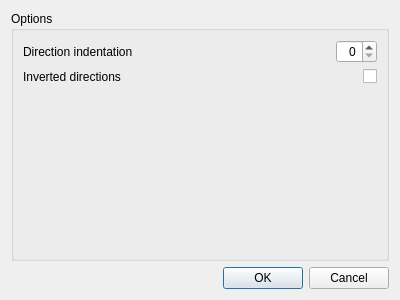
myshak/ss13recipemanager, file src/optionsdialog.ui: the form before one commit.
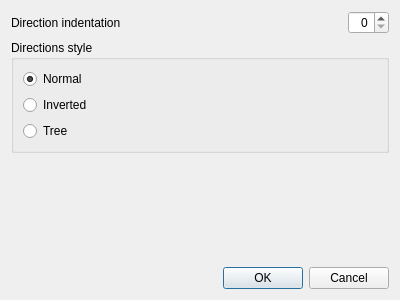
The form after the commit.

Commit message: Add tree style directions tab.

The edit to the form file:
```diff
--- a/src/optionsdialog.ui
+++ b/src/optionsdialog.ui
@@ -14,84 +14,69 @@
    <string>Options</string>
   </property>
   <layout class="QGridLayout" name="gridLayout">
-   <item row="0" column="0">
-    <widget class="QGroupBox" name="groupBox">
+   <item row="3" column="0">
+    <spacer name="verticalSpacer">
+     <property name="orientation">
+      <enum>Qt::Vertical</enum>
+     </property>
+     <property name="sizeHint" stdset="0">
+      <size>
+       <width>20</width>
+       <height>40</height>
+      </size>
+     </property>
+    </spacer>
+   </item>
+   <item row="2" column="0" colspan="2">
+    <widget class="QGroupBox" name="groupBox_2">
      <property name="title">
-      <string>Options</string>
+      <string>Directions style</string>
      </property>
-     <layout class="QGridLayout" name="gridLayout_2">
+     <layout class="QGridLayout" name="gridLayout_3">
       <item row="0" column="0">
-       <widget class="QLabel" name="label">
-        <property name="sizePolicy">
-         <sizepolicy hsizetype="MinimumExpanding" vsizetype="Preferred">
-          <horstretch>0</horstretch>
-          <verstretch>0</verstretch>
-         </sizepolicy>
-        </property>
+       <widget class="QRadioButton" name="style_normal">
         <property name="text">
-         <string>Direction indentation</string>
+         <string>Normal</string>
         </property>
-        <property name="buddy">
-         <cstring>indentation_level</cstring>
-        </property>
-       </widget>
-      </item>
-      <item row="0" column="1">
-       <widget class="QSpinBox" name="indentation_level">
-        <property name="sizePolicy">
-         <sizepolicy hsizetype="Preferred" vsizetype="Fixed">
-          <horstretch>0</horstretch>
-          <verstretch>0</verstretch>
-         </sizepolicy>
-        </property>
-        <property name="alignment">
-         <set>Qt::AlignRight|Qt::AlignTrailing|Qt::AlignVCenter</set>
+        <property name="checked">
+         <bool>true</bool>
         </property>
        </widget>
       </item>
       <item row="1" column="0">
-       <widget class="QLabel" name="label_2">
-        <property name="sizePolicy">
-         <sizepolicy hsizetype="MinimumExpanding" vsizetype="Preferred">
-          <horstretch>0</horstretch>
-          <verstretch>0</verstretch>
-         </sizepolicy>
-        </property>
+       <widget class="QRadioButton" name="style_inverted">
         <property name="text">
-         <string>Inverted directions</string>
+         <string>Inverted</string>
         </property>
         <property name="buddy">
          <cstring>inverted</cstring>
         </property>
        </widget>
       </item>
-      <item row="1" column="1">
-       <widget class="QCheckBox" name="inverted">
-        <property name="layoutDirection">
-         <enum>Qt::RightToLeft</enum>
-        </property>
+      <item row="2" column="0">
+       <widget class="QRadioButton" name="style_tree">
         <property name="text">
-         <string/>
+         <string>Tree</string>
         </property>
        </widget>
       </item>
-      <item row="2" column="0" colspan="2">
-       <spacer name="verticalSpacer">
-        <property name="orientation">
-         <enum>Qt::Vertical</enum>
-        </property>
-        <property name="sizeHint" stdset="0">
-         <size>
-          <width>20</width>
-          <height>40</height>
-         </size>
-        </property>
-       </spacer>
-      </item>
      </layout>
     </widget>
    </item>
-   <item row="3" column="0">
+   <item row="1" column="1">
+    <widget class="QSpinBox" name="indentation_level">
+     <property name="sizePolicy">
+      <sizepolicy hsizetype="Preferred" vsizetype="Fixed">
+       <horstretch>0</horstretch>
+       <verstretch>0</verstretch>
+      </sizepolicy>
+     </property>
+     <property name="alignment">
+      <set>Qt::AlignRight|Qt::AlignTrailing|Qt::AlignVCenter</set>
+     </property>
+    </widget>
+   </item>
+   <item row="6" column="0" colspan="2">
     <widget class="QDialogButtonBox" name="buttonBox">
      <property name="orientation">
       <enum>Qt::Horizontal</enum>
@@ -101,6 +86,22 @@
      </property>
     </widget>
    </item>
+   <item row="1" column="0">
+    <widget class="QLabel" name="label">
+     <property name="sizePolicy">
+      <sizepolicy hsizetype="MinimumExpanding" vsizetype="Preferred">
+       <horstretch>0</horstretch>
+       <verstretch>0</verstretch>
+      </sizepolicy>
+     </property>
+     <property name="text">
+      <string>Direction indentation</string>
+     </property>
+     <property name="buddy">
+      <cstring>indentation_level</cstring>
+     </property>
+    </widget>
+   </item>
   </layout>
  </widget>
  <resources/>
```
Left out of the diff: 3 changed lines with no effect on the pictures. The commit also changes 4 other files.
